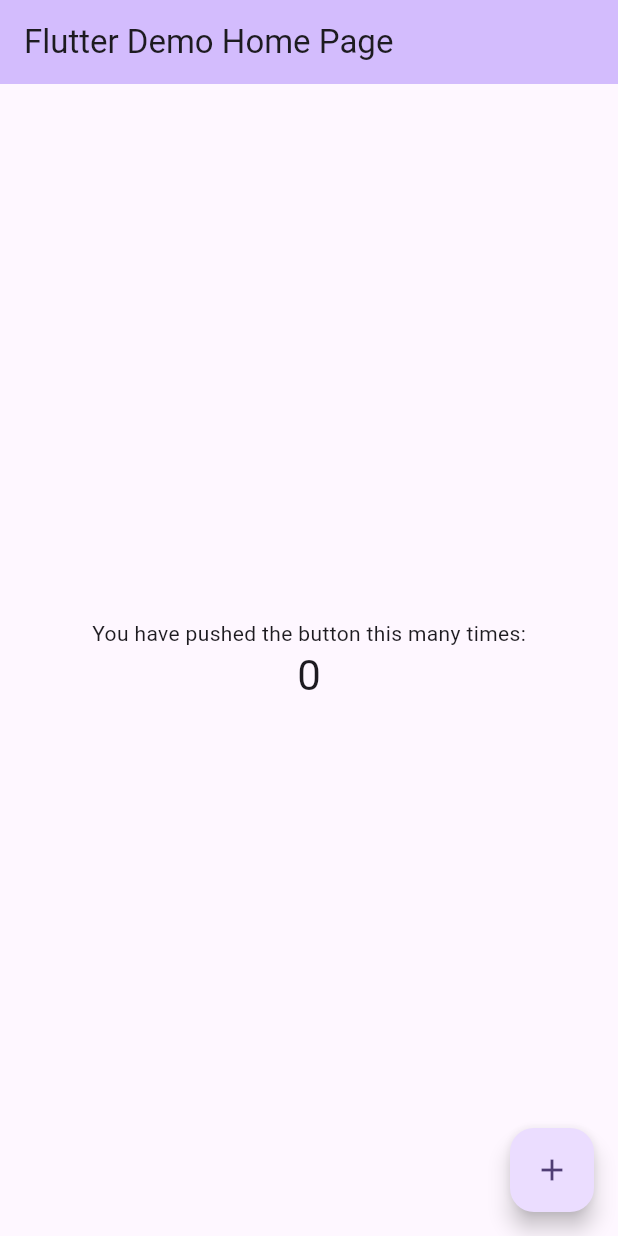
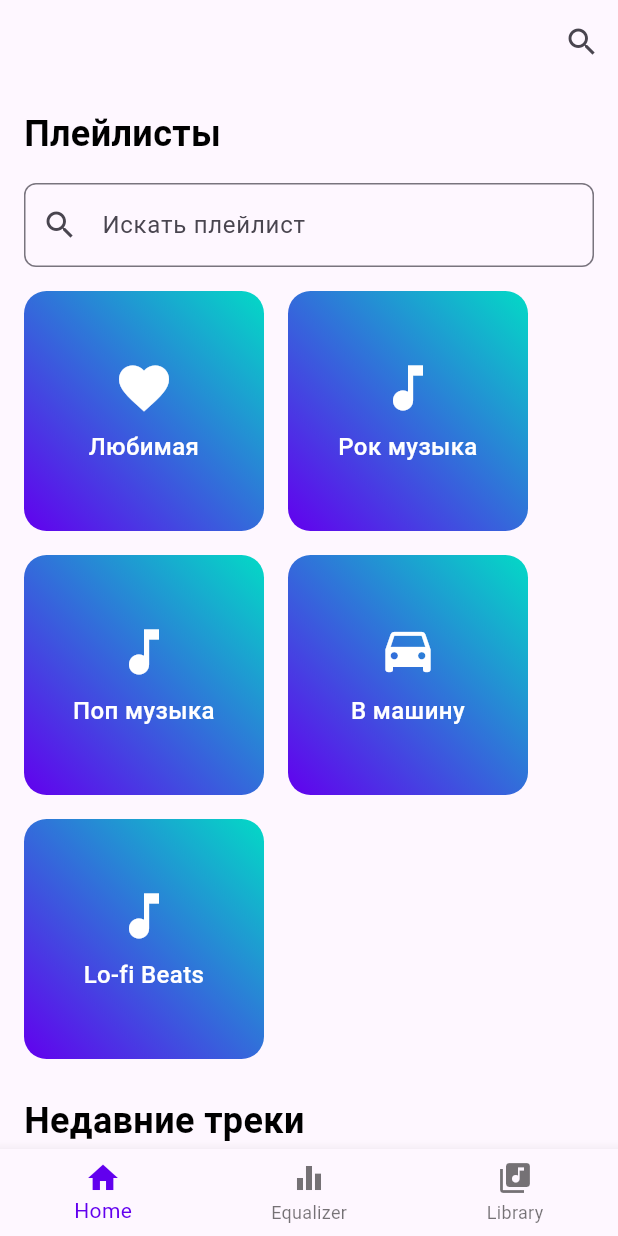
Before and after one commit to Inconsp1cuous/bassify, a Flutter app: the screen it shows after launch, on a phone screen of 412 x 824 dp. Run offline on Flutter 3.47's test engine with Material 3 defaults, Android fonts, the phone set to English and light mode, and no system bars.

Commit message:
initial skeleton

```diff
--- a/lib/main.dart
+++ b/lib/main.dart
@@ -1,125 +1,19 @@
 import 'package:flutter/material.dart';
+import 'screens/home_screen.dart';
 
 void main() {
-  runApp(const MyApp());
+  runApp(MyApp());
 }
 
 class MyApp extends StatelessWidget {
-  const MyApp({super.key});
-
-  // This widget is the root of your application.
   @override
   Widget build(BuildContext context) {
     return MaterialApp(
-      title: 'Flutter Demo',
+      title: 'BASSIFY',
       theme: ThemeData(
-        // This is the theme of your application.
-        //
-        // TRY THIS: Try running your application with "flutter run". You'll see
-        // the application has a purple toolbar. Then, without quitting the app,
-        // try changing the seedColor in the colorScheme below to Colors.green
-        // and then invoke "hot reload" (save your changes or press the "hot
-        // reload" button in a Flutter-supported IDE, or press "r" if you used
-        // the command line to start the app).
-        //
-        // Notice that the counter didn't reset back to zero; the application
-        // state is not lost during the reload. To reset the state, use hot
-        // restart instead.
-        //
-        // This works for code too, not just values: Most code changes can be
-        // tested with just a hot reload.
-        colorScheme: ColorScheme.fromSeed(seedColor: Colors.deepPurple),
-        useMaterial3: true,
+        primarySwatch: Colors.blue,
       ),
-      home: const MyHomePage(title: 'Flutter Demo Home Page'),
+      home: HomeScreen(),
     );
   }
 }
-
-class MyHomePage extends StatefulWidget {
-  const MyHomePage({super.key, required this.title});
-
-  // This widget is the home page of your application. It is stateful, meaning
-  // that it has a State object (defined below) that contains fields that affect
-  // how it looks.
-
-  // This class is the configuration for the state. It holds the values (in this
-  // case the title) provided by the parent (in this case the App widget) and
-  // used by the build method of the State. Fields in a Widget subclass are
-  // always marked "final".
-
-  final String title;
-
-  @override
-  State<MyHomePage> createState() => _MyHomePageState();
-}
-
-class _MyHomePageState extends State<MyHomePage> {
-  int _counter = 0;
-
-  void _incrementCounter() {
-    setState(() {
-      // This call to setState tells the Flutter framework that something has
-      // changed in this State, which causes it to rerun the build method below
-      // so that the display can reflect the updated values. If we changed
-      // _counter without calling setState(), then the build method would not be
-      // called again, and so nothing would appear to happen.
-      _counter++;
-    });
-  }
-
-  @override
-  Widget build(BuildContext context) {
-    // This method is rerun every time setState is called, for instance as done
-    // by the _incrementCounter method above.
-    //
-    // The Flutter framework has been optimized to make rerunning build methods
-    // fast, so that you can just rebuild anything that needs updating rather
-    // than having to individually change instances of widgets.
-    return Scaffold(
-      appBar: AppBar(
-        // TRY THIS: Try changing the color here to a specific color (to
-        // Colors.amber, perhaps?) and trigger a hot reload to see the AppBar
-        // change color while the other colors stay the same.
-        backgroundColor: Theme.of(context).colorScheme.inversePrimary,
-        // Here we take the value from the MyHomePage object that was created by
-        // the App.build method, and use it to set our appbar title.
-        title: Text(widget.title),
-      ),
-      body: Center(
-        // Center is a layout widget. It takes a single child and positions it
-        // in the middle of the parent.
-        child: Column(
-          // Column is also a layout widget. It takes a list of children and
-          // arranges them vertically. By default, it sizes itself to fit its
-          // children horizontally, and tries to be as tall as its parent.
-          //
-          // Column has various properties to control how it sizes itself and
-          // how it positions its children. Here we use mainAxisAlignment to
-          // center the children vertically; the main axis here is the vertical
-          // axis because Columns are vertical (the cross axis would be
-          // horizontal).
-          //
-          // TRY THIS: Invoke "debug painting" (choose the "Toggle Debug Paint"
-          // action in the IDE, or press "p" in the console), to see the
-          // wireframe for each widget.
-          mainAxisAlignment: MainAxisAlignment.center,
-          children: <Widget>[
-            const Text(
-              'You have pushed the button this many times:',
-            ),
-            Text(
-              '$_counter',
-              style: Theme.of(context).textTheme.headlineMedium,
-            ),
-          ],
-        ),
-      ),
-      floatingActionButton: FloatingActionButton(
-        onPressed: _incrementCounter,
-        tooltip: 'Increment',
-        child: const Icon(Icons.add),
-      ), // This trailing comma makes auto-formatting nicer for build methods.
-    );
-  }
-}
--- /dev/null
+++ b/lib/screens/home_screen.dart
@@ -0,0 +1,158 @@
+import 'package:flutter/material.dart';
+import 'package:Bassify/widget/recent_track_item.dart';
+import 'package:Bassify/widget/playlist_button.dart';
+
+class HomeScreen extends StatefulWidget {
+  const HomeScreen({Key? key}) : super(key: key);
+
+  @override
+  _HomeScreenState createState() => _HomeScreenState();
+}
+
+class _HomeScreenState extends State<HomeScreen> {
+  @override
+  Widget build(BuildContext context) {
+    return Scaffold(
+      appBar: AppBar(
+        backgroundColor: const Color(0x1D1B29), // Пример цвета
+        actions: [
+          IconButton(
+            icon: const Icon(Icons.search),
+            onPressed: () {
+              // Действие при нажатии на поиск
+            },
+          ),
+        ],
+      ),
+      body: SingleChildScrollView(
+        padding: const EdgeInsets.all(16.0),
+        child: Column(
+          crossAxisAlignment: CrossAxisAlignment.start,
+          children: [
+            const Text(
+              'Плейлисты',
+              style: TextStyle(
+                fontSize: 24,
+                fontWeight: FontWeight.bold,
+                color: Colors.black,
+              ),
+            ),
+            const SizedBox(height: 16),
+            const TextField(
+              decoration: InputDecoration(
+                hintText: 'Искать плейлист',
+                prefixIcon: Icon(Icons.search),
+                border: OutlineInputBorder(
+                  borderRadius: BorderRadius.all(Radius.circular(8.0)),
+                ),
+              ),
+            ),
+            const SizedBox(height: 16),
+            Wrap(
+              spacing: 16,
+              runSpacing: 16,
+              children: [
+                PlaylistButton(
+                  text: 'Любимая',
+                  color1: const Color(0xFF6200EE),
+                  color2: const Color(0xFF03DAC6),
+                  icon: Icons.favorite,
+                  onPressed: () {},
+                ),
+                PlaylistButton(
+                  text: 'Рок музыка',
+                  color1: const Color(0xFF6200EE),
+                  color2: const Color(0xFF03DAC6),
+                  icon: Icons.music_note,
+                  onPressed: () {},
+                ),
+                PlaylistButton(
+                  text: 'Поп музыка',
+                  color1: const Color(0xFF6200EE),
+                  color2: const Color(0xFF03DAC6),
+                  icon: Icons.music_note,
+                  onPressed: () {},
+                ),
+                PlaylistButton(
+                  text: 'В машину',
+                  color1: const Color(0xFF6200EE),
+                  color2: const Color(0xFF03DAC6),
+                  icon: Icons.drive_eta,
+                  onPressed: () {},
+                ),
+                PlaylistButton(
+                  text: 'Lo-fi Beats',
+                  color1: const Color(0xFF6200EE),
+                  color2: const Color(0xFF03DAC6),
+                  icon: Icons.music_note,
+                  onPressed: () {},
+                ),
+              ],
+            ),
+            const SizedBox(height: 24),
+            const Text(
+              'Недавние треки',
+              style: TextStyle(
+                fontSize: 24,
+                fontWeight: FontWeight.bold,
+                color: Colors.black,
+              ),
+            ),
+            const SizedBox(height: 16),
+            RecentTrackItem(
+              title: 'Swim',
+              artist: 'Chase Atlantic',
+              duration: '03:57',
+              onPressed: () {},
+            ),
+            RecentTrackItem(
+              title: 'Time',
+              artist: 'NF',
+              duration: '02:13',
+              onPressed: () {},
+            ),
+            RecentTrackItem(
+              title: 'Movies',
+              artist: 'Conan Gray',
+              duration: '03:10',
+              onPressed: () {},
+            ),
+            RecentTrackItem(
+              title: 'Lowkey',
+              artist: 'NIKI',
+              duration: '03:00',
+              onPressed: () {},
+            ),
+            RecentTrackItem(
+              title: 'Hurt',
+              artist: 'NewJeans',
+              duration: '02:18',
+              onPressed: () {},
+            ),
+          ],
+        ),
+      ),
+      bottomNavigationBar: BottomNavigationBar(
+        items: const <BottomNavigationBarItem>[
+          BottomNavigationBarItem(
+            icon: Icon(Icons.home),
+            label: 'Home',
+          ),
+          BottomNavigationBarItem(
+            icon: Icon(Icons.equalizer),
+            label: 'Equalizer',
+          ),
+          BottomNavigationBarItem(
+            icon: Icon(Icons.library_music),
+            label: 'Library',
+          ),
+        ],
+        currentIndex: 0,
+        selectedItemColor: const Color(0xFF6200EE),
+        onTap: (index) {
+          // Действие при нажатии на элемент
+        },
+      ),
+    );
+  }
+}
--- /dev/null
+++ b/lib/screens/library_screen.dart
@@ -0,0 +1,15 @@
+import 'package:flutter/material.dart';
+
+class LibraryScreen extends StatelessWidget {
+  @override
+  Widget build(BuildContext context) {
+    return Scaffold(
+      appBar: AppBar(
+        title: Text('Library'),
+      ),
+      body: Center(
+        child: Text('Library Screen'),
+      ),
+    );
+  }
+}
--- /dev/null
+++ b/lib/widget/playlist_button.dart
@@ -0,0 +1,55 @@
+import 'package:flutter/material.dart';
+
+class PlaylistButton extends StatelessWidget {
+  final String text;
+  final Color color1, color2;
+  final IconData icon;
+  final VoidCallback onPressed;
+
+  const PlaylistButton({
+    Key? key,
+    required this.text,
+    required this.color1,
+    required this.color2,
+    required this.icon,
+    required this.onPressed,
+  }) : super(key: key);
+
+  @override
+  Widget build(BuildContext context) {
+    return SizedBox(
+      width: 160,
+      height: 160,
+      child: InkWell(
+        onTap: onPressed,
+        child: Container(
+          decoration: BoxDecoration(
+            gradient: LinearGradient(
+              colors: [color1, color2],
+              begin: Alignment.bottomLeft,
+              end: Alignment.topRight,
+            ),
+            borderRadius: BorderRadius.circular(15),
+          ),
+          alignment: Alignment.center,
+          child: Column(
+            mainAxisAlignment: MainAxisAlignment.center,
+            children: [
+              Icon(icon, size: 40, color: Colors.white),
+              const SizedBox(height: 8),
+              Text(
+                text,
+                style: const TextStyle(
+                  color: Colors.white,
+                  fontSize: 16,
+                  fontWeight: FontWeight.w500,
+                ),
+                textAlign: TextAlign.center,
+              ),
+            ],
+          ),
+        ),
+      ),
+    );
+  }
+}
```
Also changed, not shown: lib/screens/launch_screen.dart (added, +29 -0 lines), lib/screens/playlist_screen.dart (added, +15 -0 lines), lib/widget/recent_track_item.dart (added, +27 -0 lines), pubspec.yaml (+9 -4 lines), assets/images/icons/equalizer_icon.png (added), assets/images/icons/home_icon.png (added), assets/images/icons/library_icon.png (added), lib/screens/equalizer_screen.dart (added), pubspec.lock, 1 other file.
